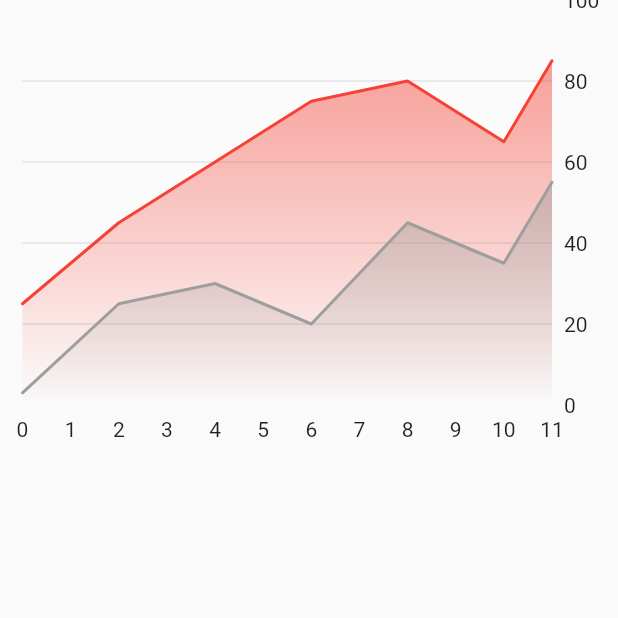
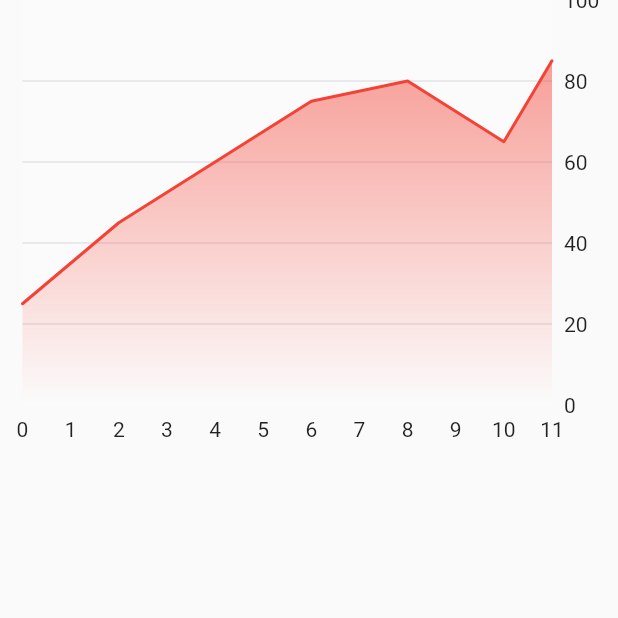
Before and after one commit to leoSilvaWarren/flutter_fl_charts, a Flutter app: the screen it shows after launch, on a phone screen of 412 x 824 dp, the top half of it. Run offline on Flutter 3.47's test engine with Material 2 defaults, Android fonts, the phone set to English and light mode, and no system bars; drawn by our look-alikes of fl_chart.

Commit message:
refactor: removendo segundo exemplo de chart

```diff
--- a/lib/widgets/line_chart_widget.dart
+++ b/lib/widgets/line_chart_widget.dart
@@ -60,31 +60,6 @@ class LineChartWidget extends StatelessWidget {
                           Colors.red.withOpacity(0.0),
                         ]),
                   )),
-              LineChartBarData(
-                  spots: const [
-                    FlSpot(0, 3),
-                    FlSpot(2, 25),
-                    FlSpot(4, 30),
-                    FlSpot(6, 20),
-                    FlSpot(8, 45),
-                    FlSpot(10, 35),
-                    FlSpot(11, 55),
-                  ],
-                  isStrokeCapRound: true,
-                  dotData: FlDotData(
-                    show: false,
-                  ),
-                  color: Colors.grey,
-                  belowBarData: BarAreaData(
-                    show: true,
-                    gradient: LinearGradient(
-                        begin: Alignment.topCenter,
-                        end: Alignment.bottomCenter,
-                        colors: [
-                          Colors.grey.withOpacity(0.5),
-                          Colors.grey.withOpacity(0.0),
-                        ]),
-                  )),
             ],
           ),
         ),
```
